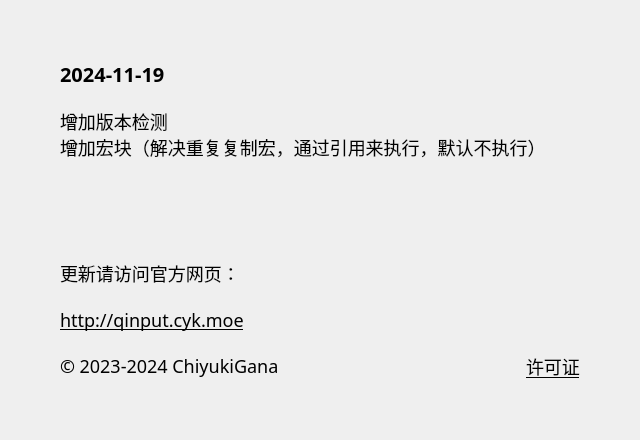
Qt form source/ui/AboutUi.ui (ChiyukiGana/Quickinput) before a commit.
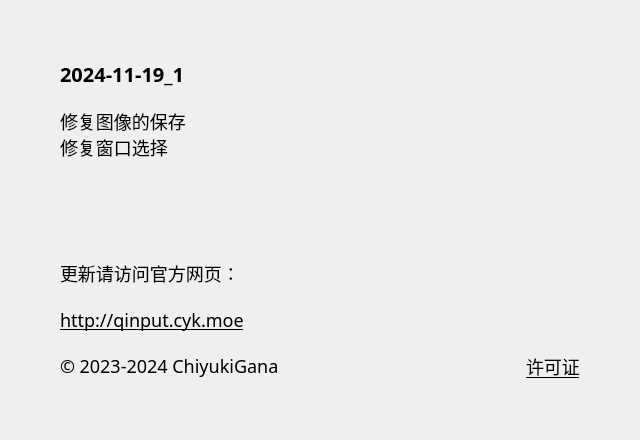
The same form after that commit.

```diff
--- a/source/ui/AboutUi.ui
+++ b/source/ui/AboutUi.ui
@@ -88,7 +88,7 @@
          <string notr="true">font-size:20px</string>
         </property>
         <property name="text">
-         <string>2024-11-19</string>
+         <string>2024-11-19_1</string>
         </property>
         <property name="textFormat">
          <enum>Qt::PlainText</enum>
@@ -104,8 +104,8 @@
          </sizepolicy>
         </property>
         <property name="text">
-         <string>增加版本检测
-增加宏块（解决重复复制宏，通过引用来执行，默认不执行）</string>
+         <string>修复图像的保存
+修复窗口选择</string>
         </property>
         <property name="textFormat">
          <enum>Qt::PlainText</enum>
```
